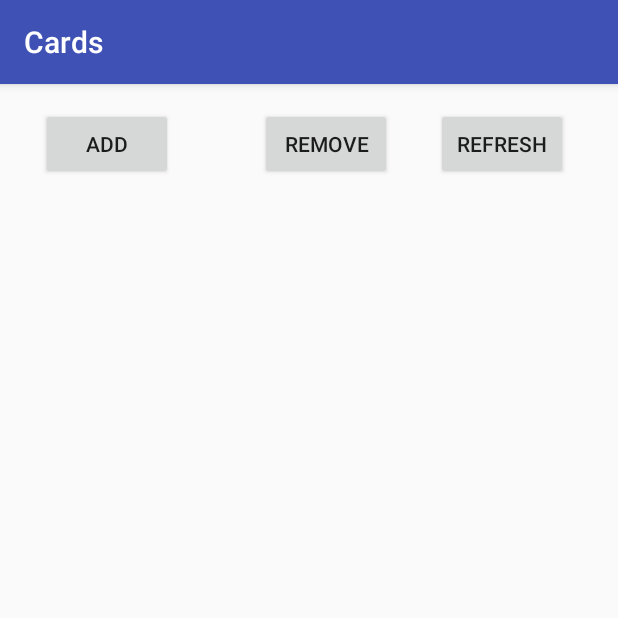
After one commit to SergeiGrimailo/Cards, an Android app: the CardsSetActivity screen opened directly, with no data from a screen before it, on a phone screen of 412 x 824 dp, the top half of it. The commit adds this screen. Run offline under Robolectric (Android 15) with nearby library versions, the phone set to English and light mode, and no system bars.

Commit message:
[MISC] Added new data base table 'cards'. [MISC] Small refactoring (renaming).

```diff
--- a/Sources/app/src/main/AndroidManifest.xml
+++ b/Sources/app/src/main/AndroidManifest.xml
@@ -16,8 +16,8 @@
                 <category android:name="android.intent.category.LAUNCHER" />
             </intent-filter>
         </activity>
-        <activity android:name="com.gmail.sgrimailo.cards.NewCardsDetailsActivity" />
-        <activity android:name="com.gmail.sgrimailo.cards.EditCardsActivity"></activity>
+        <activity android:name="com.gmail.sgrimailo.cards.NewCardsSetDetailsActivity" />
+        <activity android:name="com.gmail.sgrimailo.cards.CardsSetActivity"></activity>
     </application>
 
 </manifest>
--- /dev/null
+++ b/Sources/app/src/main/java/com/gmail/sgrimailo/cards/CardsSetActivity.java
@@ -0,0 +1,31 @@
+package com.gmail.sgrimailo.cards;
+
+import android.content.Intent;
+import android.support.v7.app.AppCompatActivity;
+import android.os.Bundle;
+import android.view.View;
+
+public class CardsSetActivity extends AppCompatActivity {
+
+    public static final String EXTRA_CARDS_SET_ID_LABEL = "EXTRA_CARDS_SET_ID_LABEL";
+
+    @Override
+    protected void onCreate(Bundle savedInstanceState) {
+        super.onCreate(savedInstanceState);
+        setContentView(R.layout.activity_edit_cards);
+    }
+
+    @Override
+    protected void onNewIntent(Intent intent) {
+        super.onNewIntent(intent);
+
+        Integer cardsSetID = intent.getExtras().getInt(EXTRA_CARDS_SET_ID_LABEL);
+        if (cardsSetID != null) {
+            //
+        }
+    }
+
+    public void addButtonClick(View view) {
+        //
+    }
+}
--- a/Sources/app/src/main/java/com/gmail/sgrimailo/cards/NewCardsDetailsActivity.java
+++ b/Sources/app/src/main/java/com/gmail/sgrimailo/cards/NewCardsSetDetailsActivity.java
@@ -14,7 +14,7 @@ import android.widget.EditText;
 import com.gmail.sgrimailo.cards.db.CardsContract.CardSets;
 import com.gmail.sgrimailo.cards.db.helper.CardsDBHelper;
 
-public class NewCardsDetailsActivity extends AppCompatActivity {
+public class NewCardsSetDetailsActivity extends AppCompatActivity {
 
     @Override
     protected void onCreate(Bundle savedInstanceState) {
@@ -46,8 +46,8 @@ public class NewCardsDetailsActivity extends AppCompatActivity {
                 String.format("New row has been inserted:\n_ID: %d, TITLE: %s",
                         newRowId, newCardsSetName));
 
-        Intent intent = new Intent(this, EditCardsActivity.class);
-        intent.putExtra(EditCardsActivity.EXTRA_CARDS_SET_ID_LABEL, newRowId);
+        Intent intent = new Intent(this, CardsSetActivity.class);
+        intent.putExtra(CardsSetActivity.EXTRA_CARDS_SET_ID_LABEL, newRowId);
         startActivity(intent);
     }
 
--- a/Sources/app/src/main/java/com/gmail/sgrimailo/cards/StartActivity.java
+++ b/Sources/app/src/main/java/com/gmail/sgrimailo/cards/StartActivity.java
@@ -14,7 +14,7 @@ public class StartActivity extends AppCompatActivity {
     }
 
     public void onNewCardsButtonClick(View view) {
-        Intent intent = new Intent(this, NewCardsDetailsActivity.class);
+        Intent intent = new Intent(this, NewCardsSetDetailsActivity.class);
         startActivity(intent);
     }
 }
--- a/Sources/app/src/main/java/com/gmail/sgrimailo/cards/db/helper/CardsDBHelper.java
+++ b/Sources/app/src/main/java/com/gmail/sgrimailo/cards/db/helper/CardsDBHelper.java
@@ -14,7 +14,7 @@ import com.gmail.sgrimailo.cards.db.CardsContract;
 public class CardsDBHelper extends SQLiteOpenHelper {
 
     private static final String DATA_BASE_NAME = "Cards.db";
-    private static final int DATA_BASE_VERSION = 1;
+    private static final int DATA_BASE_VERSION = 2;
 
     public CardsDBHelper(Context context) {
         super(context, DATA_BASE_NAME, null, DATA_BASE_VERSION);
--- a/Sources/app/src/main/java/com/gmail/sgrimailo/cards/db/helper/DataBaseCreationAct1.java
+++ b/Sources/app/src/main/java/com/gmail/sgrimailo/cards/db/helper/DataBaseCreationAct1.java
@@ -11,7 +11,7 @@ import com.gmail.sgrimailo.cards.db.CardsContract;
 
 final class DataBaseCreationAct1 implements DataBaseCreationAct {
 
-    private static final String CREATE_CARD_SETS_TABLE = String.format(
+    private static final String CREATE_CARDS_SETS_TABLE = String.format(
             String.format("%s\n %s\n %s",
                     "CREATE TABLE %s (",
                     "%s INTEGER PRIMARY KEY, ",
@@ -26,7 +26,7 @@ final class DataBaseCreationAct1 implements DataBaseCreationAct {
     @Override
     public void doAction(SQLiteDatabase db) {
         Log.d(CardsContract.CardSets.LOG_TAG,
-                String.format("Table Creation:\n%s", CREATE_CARD_SETS_TABLE));
-        db.execSQL(CREATE_CARD_SETS_TABLE);
+                String.format("Table Creation:\n%s", CREATE_CARDS_SETS_TABLE));
+        db.execSQL(CREATE_CARDS_SETS_TABLE);
     }
 }
--- a/Sources/app/src/main/res/layout/activity_edit_cards.xml
+++ b/Sources/app/src/main/res/layout/activity_edit_cards.xml
@@ -4,6 +4,63 @@
     xmlns:tools="http://schemas.android.com/tools"
     android:layout_width="match_parent"
     android:layout_height="match_parent"
-    tools:context="com.gmail.sgrimailo.cards.EditCardsActivity">
+    tools:context="com.gmail.sgrimailo.cards.CardsSetActivity">
 
+    <Button
+        android:id="@+id/buttonRemove"
+        android:layout_width="wrap_content"
+        android:layout_height="wrap_content"
+        android:layout_marginEnd="29dp"
+        android:layout_marginRight="27dp"
+        android:layout_marginTop="16dp"
+        android:text="@string/removeButtonLabel"
+        app:layout_constraintRight_toLeftOf="@+id/buttonRefresh"
+        app:layout_constraintTop_toTopOf="parent"
+        tools:layout_constraintRight_creator="1"
+        tools:layout_constraintTop_creator="1" />
+
+    <Button
+        android:id="@+id/buttonAdd"
+        android:layout_width="wrap_content"
+        android:layout_height="wrap_content"
+        android:layout_marginLeft="27dp"
+        android:layout_marginStart="27dp"
+        android:layout_marginTop="16dp"
+        android:text="@string/addButtonLabel"
+        app:layout_constraintLeft_toLeftOf="parent"
+        app:layout_constraintTop_toTopOf="parent"
+        tools:layout_constraintLeft_creator="1"
+        tools:layout_constraintTop_creator="1" />
+
+    <Button
+        android:id="@+id/buttonRefresh"
+        android:layout_width="wrap_content"
+        android:layout_height="wrap_content"
+        android:layout_marginEnd="33dp"
+        android:layout_marginRight="33dp"
+        android:layout_marginTop="16dp"
+        android:text="@string/refreshButtonLabel"
+        app:layout_constraintRight_toRightOf="parent"
+        app:layout_constraintTop_toTopOf="parent"
+        tools:layout_constraintRight_creator="1"
+        tools:layout_constraintTop_creator="1" />
+
+    <ListView
+        android:id="@+id/cardsList"
+        android:layout_width="0dp"
+        android:layout_height="0dp"
+        android:layout_marginBottom="8dp"
+        android:layout_marginEnd="1dp"
+        android:layout_marginLeft="1dp"
+        android:layout_marginRight="1dp"
+        android:layout_marginStart="1dp"
+        android:layout_marginTop="16dp"
+        app:layout_constraintBottom_toBottomOf="parent"
+        app:layout_constraintLeft_toLeftOf="parent"
+        app:layout_constraintRight_toRightOf="parent"
+        app:layout_constraintTop_toBottomOf="@+id/buttonAdd"
+        tools:layout_constraintBottom_creator="1"
+        tools:layout_constraintLeft_creator="1"
+        tools:layout_constraintRight_creator="1"
+        tools:layout_constraintTop_creator="1" />
 </android.support.constraint.ConstraintLayout>
--- a/Sources/app/src/main/res/layout/activity_new_cards_details.xml
+++ b/Sources/app/src/main/res/layout/activity_new_cards_details.xml
@@ -4,7 +4,7 @@
     xmlns:tools="http://schemas.android.com/tools"
     android:layout_width="match_parent"
     android:layout_height="match_parent"
-    tools:context="com.gmail.sgrimailo.cards.NewCardsDetailsActivity">
+    tools:context="com.gmail.sgrimailo.cards.NewCardsSetDetailsActivity">
 
     <EditText
         android:id="@+id/etNewCardsSetName"
--- a/Sources/app/src/main/res/values/strings.xml
+++ b/Sources/app/src/main/res/values/strings.xml
@@ -7,4 +7,7 @@
     <string name="cancel_button_string">Cancel</string>
     <string name="next_button_string">Next</string>
     <string name="newNameIsEmpty">Enter new cards name please.</string>
+    <string name="addButtonLabel">Add</string>
+    <string name="removeButtonLabel">Remove</string>
+    <string name="refreshButtonLabel">Refresh</string>
 </resources>
```
Also changed, not shown: Sources/app/src/main/java/com/gmail/sgrimailo/cards/EditCardsActivity.java (deleted, +0 -15 lines), Sources/app/src/main/java/com/gmail/sgrimailo/cards/db/CardsContract.java (+16 -1 lines), Sources/app/src/main/java/com/gmail/sgrimailo/cards/db/helper/DataBaseCreationAct2.java (added, +34 -0 lines), 1 other file.
